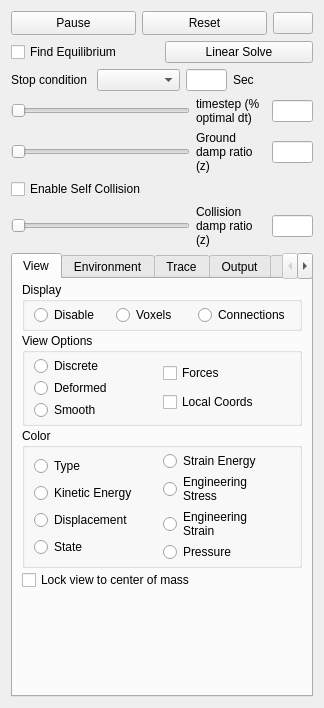
Above: VoxCAD/src/main/vPhysics.ui from liusida/gpuVoxels before the change. Below: the same form after it.
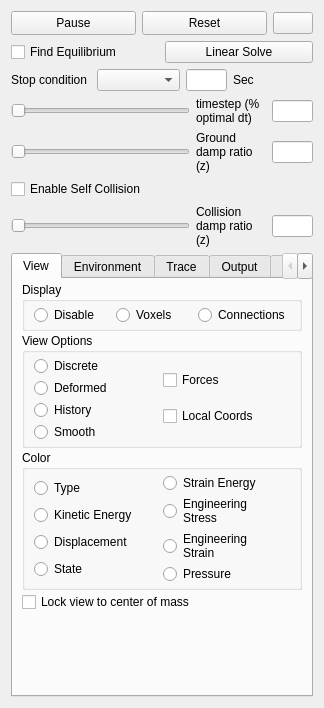
That is the form after the change. Icons and pictures are not drawn.

Commit message: reading History file

Patch:
```diff
--- a/VoxCAD/src/main/vPhysics.ui
+++ b/VoxCAD/src/main/vPhysics.ui
@@ -586,6 +586,13 @@
               </property>
              </widget>
             </item>
+            <item>
+             <widget class="QRadioButton" name="ViewHistoryRadio">
+              <property name="text">
+               <string>History</string>
+              </property>
+             </widget>
+            </item>
             <item>
              <widget class="QRadioButton" name="ViewSmoothRadio">
               <property name="text">
```
Left out of the diff: 6 changed lines with no effect on the pictures. The commit also changes 14 other files.
